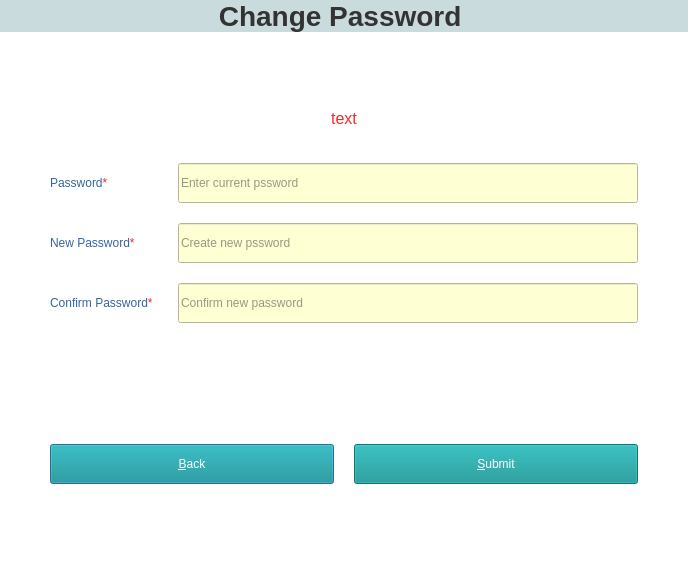
First picture: the form in ui_files/credentials.ui, repository mosleuddin/ExpenseTracker, before the edit.
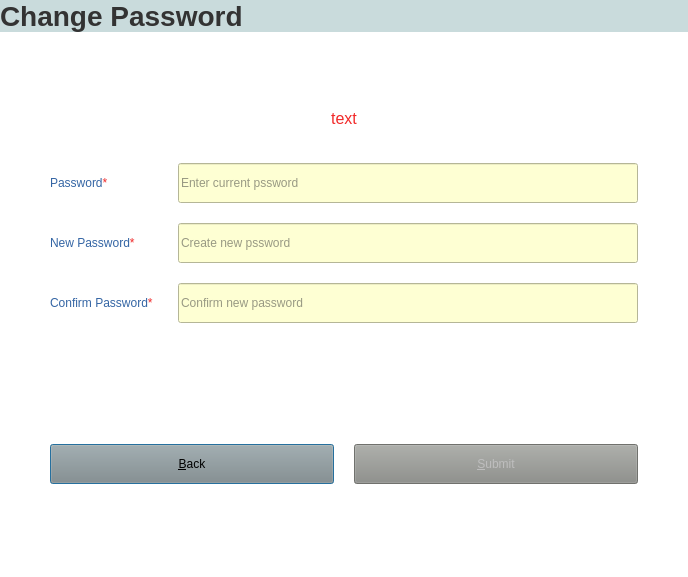
Second picture: the form after the edit. Icons and pictures are not drawn.

Diff of the .ui file:
```diff
--- a/ui_files/credentials.ui
+++ b/ui_files/credentials.ui
@@ -78,7 +78,7 @@
 </string>
      </property>
      <property name="alignment">
-      <set>Qt::AlignCenter</set>
+      <set>Qt::AlignLeading|Qt::AlignLeft|Qt::AlignVCenter</set>
      </property>
      <property name="margin">
       <number>10</number>
@@ -363,8 +363,8 @@
         <font/>
        </property>
        <property name="styleSheet">
-        <string notr="true">background-color: rgb(10, 145, 145);
-color: rgb(255, 255, 255);</string>
+        <string notr="true">background-color: rgb(136, 138, 133);
+</string>
        </property>
        <property name="text">
         <string>&amp;Back</string>
@@ -390,8 +390,8 @@
         <font/>
        </property>
        <property name="styleSheet">
-        <string notr="true">background-color: rgb(10, 145, 145);
-color: rgb(255, 255, 255);</string>
+        <string notr="true">background-color: rgb(136, 138, 133);
+</string>
        </property>
        <property name="text">
         <string>&amp;Submit</string>
```
